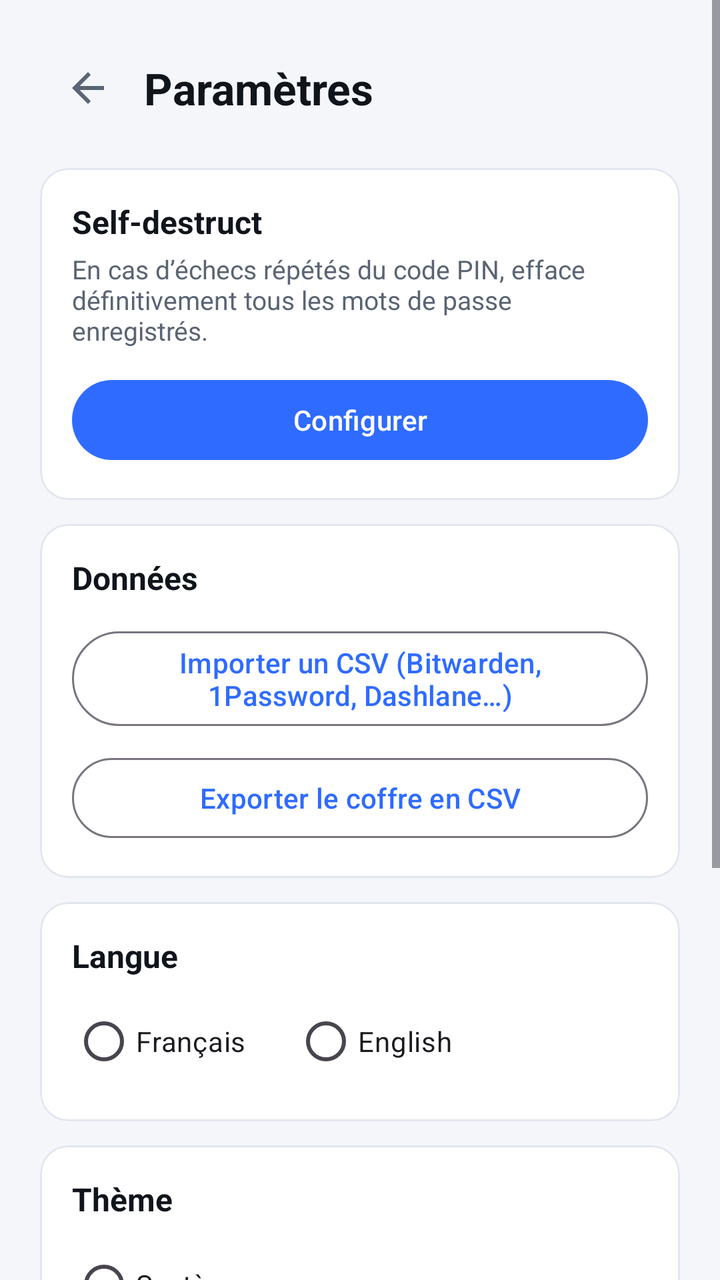
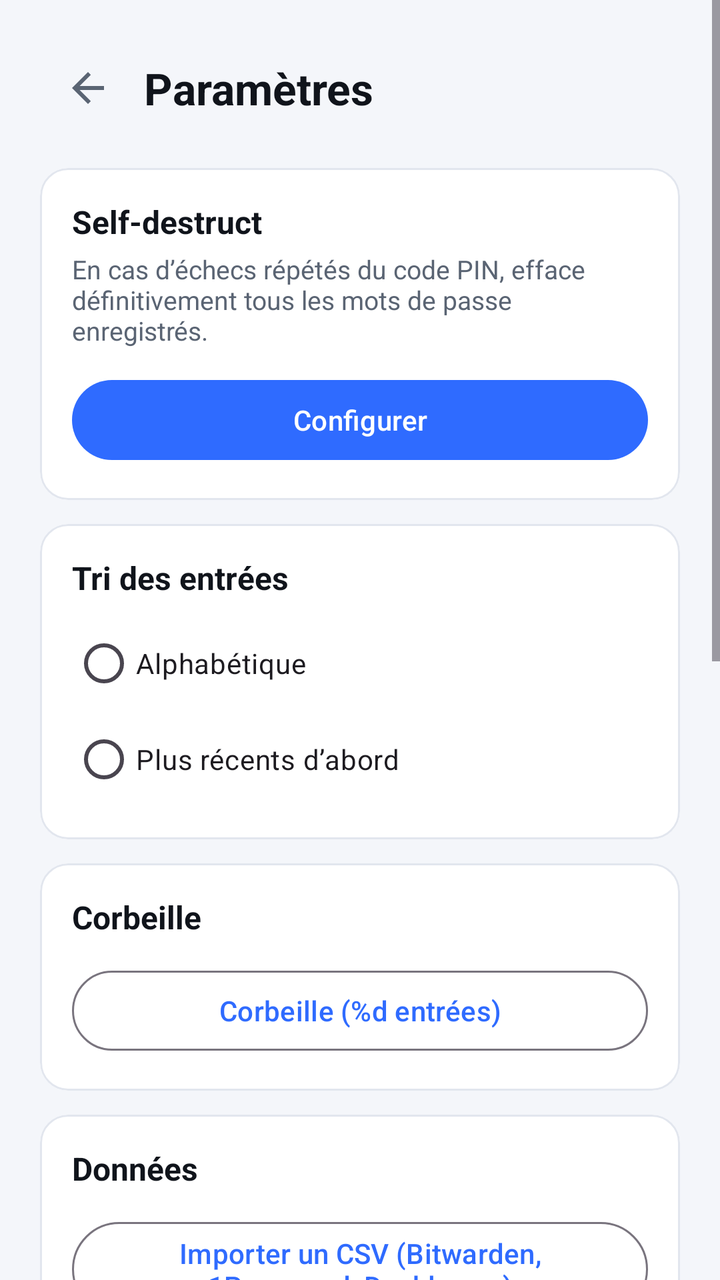

Screens rendered from an Android XML layout before and after an edit, with the pre-edit source and the edit as a unified diff.
<!-- AndroidManifest.xml: application theme Theme.PassVault -->
<!-- res/layout/activity_settings.xml -->
<?xml version="1.0" encoding="utf-8"?>
<ScrollView xmlns:android="http://schemas.android.com/apk/res/android"
    xmlns:app="http://schemas.android.com/apk/res-auto"
    android:layout_width="match_parent"
    android:layout_height="match_parent"
    android:background="@color/vault_bg"
    android:fitsSystemWindows="true">

    <LinearLayout
        android:layout_width="match_parent"
        android:layout_height="wrap_content"
        android:orientation="vertical"
        android:padding="20dp">

        <LinearLayout
            android:layout_width="match_parent"
            android:layout_height="wrap_content"
            android:gravity="center_vertical"
            android:orientation="horizontal">

            <ImageButton
                android:id="@+id/btnBack"
                style="@style/Widget.Material3.Button.IconButton"
                android:layout_width="48dp"
                android:layout_height="48dp"
                android:contentDescription="@string/action_cancel"
                android:src="@drawable/ic_back"
                app:tint="@color/vault_text_secondary" />

            <TextView
                android:layout_width="wrap_content"
                android:layout_height="wrap_content"
                android:layout_marginStart="4dp"
                android:text="@string/menu_settings"
                android:textColor="@color/vault_text_primary"
                android:textSize="22sp"
                android:textStyle="bold" />
        </LinearLayout>

        <com.google.android.material.card.MaterialCardView
            android:layout_width="match_parent"
            android:layout_height="wrap_content"
            android:layout_marginTop="16dp"
            app:cardBackgroundColor="@color/vault_card"
            app:cardCornerRadius="14dp"
            app:cardElevation="0dp"
            app:strokeColor="@color/vault_stroke"
            app:strokeWidth="1dp">

            <LinearLayout
                android:layout_width="match_parent"
                android:layout_height="wrap_content"
                android:orientation="vertical"
                android:padding="16dp">

                <TextView
                    android:layout_width="wrap_content"
                    android:layout_height="wrap_content"
                    android:text="@string/settings_self_destruct"
                    android:textColor="@color/vault_text_primary"
                    android:textSize="16sp"
                    android:textStyle="bold" />

                <TextView
                    android:layout_width="match_parent"
                    android:layout_height="wrap_content"
                    android:layout_marginTop="4dp"
                    android:text="@string/settings_self_destruct_desc"
                    android:textColor="@color/vault_text_secondary"
                    android:textSize="13sp" />

                <com.google.android.material.button.MaterialButton
                    android:id="@+id/btnSelfDestruct"
                    android:layout_width="match_parent"
                    android:layout_height="wrap_content"
                    android:layout_marginTop="12dp"
                    android:text="@string/settings_self_destruct_configure" />
            </LinearLayout>
        </com.google.android.material.card.MaterialCardView>

        <com.google.android.material.card.MaterialCardView
            android:layout_width="match_parent"
            android:layout_height="wrap_content"
            android:layout_marginTop="12dp"
            app:cardBackgroundColor="@color/vault_card"
            app:cardCornerRadius="14dp"
            app:cardElevation="0dp"
            app:strokeColor="@color/vault_stroke"
            app:strokeWidth="1dp">

            <LinearLayout
                android:layout_width="match_parent"
                android:layout_height="wrap_content"
                android:orientation="vertical"
                android:padding="16dp">

                <TextView
                    android:layout_width="wrap_content"
                    android:layout_height="wrap_content"
                    android:text="@string/settings_data"
                    android:textColor="@color/vault_text_primary"
                    android:textSize="16sp"
                    android:textStyle="bold" />

                <com.google.android.material.button.MaterialButton
                    android:id="@+id/btnImport"
                    style="@style/Widget.Material3.Button.OutlinedButton"
                    android:layout_width="match_parent"
                    android:layout_height="wrap_content"
                    android:layout_marginTop="12dp"
                    android:text="@string/settings_import" />

                <com.google.android.material.button.MaterialButton
                    android:id="@+id/btnExport"
                    style="@style/Widget.Material3.Button.OutlinedButton"
                    android:layout_width="match_parent"
                    android:layout_height="wrap_content"
                    android:layout_marginTop="8dp"
                    android:text="@string/settings_export" />
            </LinearLayout>
        </com.google.android.material.card.MaterialCardView>

        <com.google.android.material.card.MaterialCardView
            android:layout_width="match_parent"
            android:layout_height="wrap_content"
            android:layout_marginTop="12dp"
            app:cardBackgroundColor="@color/vault_card"
            app:cardCornerRadius="14dp"
            app:cardElevation="0dp"
            app:strokeColor="@color/vault_stroke"
            app:strokeWidth="1dp">

            <LinearLayout
                android:layout_width="match_parent"
                android:layout_height="wrap_content"
                android:orientation="vertical"
                android:padding="16dp">

                <TextView
                    android:layout_width="wrap_content"
                    android:layout_height="wrap_content"
                    android:text="@string/settings_language"
                    android:textColor="@color/vault_text_primary"
                    android:textSize="16sp"
                    android:textStyle="bold" />

                <RadioGroup
                    android:id="@+id/langGroup"
                    android:layout_width="match_parent"
                    android:layout_height="wrap_content"
                    android:layout_marginTop="8dp"
                    android:orientation="horizontal">

                    <RadioButton
                        android:id="@+id/langFr"
                        android:layout_width="wrap_content"
                        android:layout_height="wrap_content"
                        android:text="@string/lang_french" />

                    <RadioButton
                        android:id="@+id/langEn"
                        android:layout_width="wrap_content"
                        android:layout_height="wrap_content"
                        android:layout_marginStart="24dp"
                        android:text="@string/lang_english" />
                </RadioGroup>
            </LinearLayout>
        </com.google.android.material.card.MaterialCardView>

        <com.google.android.material.card.MaterialCardView
            android:layout_width="match_parent"
            android:layout_height="wrap_content"
            android:layout_marginTop="12dp"
            app:cardBackgroundColor="@color/vault_card"
            app:cardCornerRadius="14dp"
            app:cardElevation="0dp"
            app:strokeColor="@color/vault_stroke"
            app:strokeWidth="1dp">

            <LinearLayout
                android:layout_width="match_parent"
                android:layout_height="wrap_content"
                android:orientation="vertical"
                android:padding="16dp">

                <TextView
                    android:layout_width="wrap_content"
                    android:layout_height="wrap_content"
                    android:text="@string/settings_theme"
                    android:textColor="@color/vault_text_primary"
                    android:textSize="16sp"
                    android:textStyle="bold" />

                <RadioGroup
                    android:id="@+id/themeGroup"
                    android:layout_width="match_parent"
                    android:layout_height="wrap_content"
                    android:layout_marginTop="8dp">

                    <RadioButton
                        android:id="@+id/themeSystem"
                        android:layout_width="wrap_content"
                        android:layout_height="wrap_content"
                        android:text="@string/theme_system" />

                    <RadioButton
                        android:id="@+id/themeDark"
                        android:layout_width="wrap_content"
                        android:layout_height="wrap_content"
                        android:text="@string/theme_dark" />

                    <RadioButton
                        android:id="@+id/themeLight"
                        android:layout_width="wrap_content"
                        android:layout_height="wrap_content"
                        android:text="@string/theme_light" />
                </RadioGroup>
            </LinearLayout>
        </com.google.android.material.card.MaterialCardView>

        <com.google.android.material.card.MaterialCardView
            android:layout_width="match_parent"
            android:layout_height="wrap_content"
            android:layout_marginTop="12dp"
            android:layout_marginBottom="24dp"
            app:cardBackgroundColor="@color/vault_card"
            app:cardCornerRadius="14dp"
            app:cardElevation="0dp"
            app:strokeColor="@color/vault_stroke"
            app:strokeWidth="1dp">

            <LinearLayout
                android:layout_width="match_parent"
                android:layout_height="wrap_content"
                android:orientation="vertical"
                android:padding="16dp">

                <TextView
                    android:layout_width="wrap_content"
                    android:layout_height="wrap_content"
                    android:text="@string/settings_audit"
                    android:textColor="@color/vault_text_primary"
                    android:textSize="16sp"
                    android:textStyle="bold" />

                <com.google.android.material.materialswitch.MaterialSwitch
                    android:id="@+id/switchAudit"
                    android:layout_width="match_parent"
                    android:layout_height="wrap_content"
                    android:layout_marginTop="8dp"
                    android:text="@string/settings_audit_toggle"
                    android:textColor="@color/vault_text_secondary" />
            </LinearLayout>
        </com.google.android.material.card.MaterialCardView>
    </LinearLayout>
</ScrollView>
<!-- resources referenced by this layout -->
<resources>
  <color name="vault_bg">#F4F6FA</color>
  <color name="vault_card">#FFFFFF</color>
  <color name="vault_stroke">#E2E6EE</color>
  <color name="vault_text_primary">#10141B</color>
  <color name="vault_text_secondary">#5A6473</color>
  <!-- drawable ic_back (drawable) -->
  <vector xmlns:android="http://schemas.android.com/apk/res/android"
      android:width="24dp" android:height="24dp"
      android:viewportWidth="24" android:viewportHeight="24">
      <path android:fillColor="#FF000000" android:pathData="M20,11H7.83l5.59,-5.59L12,4l-8,8 8,8 1.41,-1.41L7.83,13H20v-2z"/>
  </vector>
  <string name="action_cancel">Annuler</string>
  <string name="lang_english">English</string>
  <string name="lang_french">Français</string>
  <string name="menu_settings">Paramètres</string>
  <string name="settings_audit">Audit du coffre</string>
  <string name="settings_audit_toggle">Afficher le tableau de bord (mots de passe faibles / réutilisés)</string>
  <string name="settings_data">Données</string>
  <string name="settings_export">Exporter le coffre en CSV</string>
  <string name="settings_import">Importer un CSV (Bitwarden, 1Password, Dashlane…)</string>
  <string name="settings_language">Langue</string>
  <string name="settings_self_destruct">Self-destruct</string>
  <string name="settings_self_destruct_configure">Configurer</string>
  <string name="settings_self_destruct_desc">En cas d\u2019échecs répétés du code PIN, efface définitivement tous les mots de passe enregistrés.</string>
  <string name="settings_theme">Thème</string>
  <string name="theme_dark">Sombre</string>
  <string name="theme_light">Clair</string>
  <string name="theme_system">Système</string>
  <style name="Theme.PassVault" parent="Base.Theme.PassVault" />
  <style name="Base.Theme.PassVault" parent="Theme.Material3.DayNight.NoActionBar">
          <item name="colorPrimary">@color/vault_accent</item>
          <item name="android:statusBarColor">@android:color/transparent</item>
          <item name="android:windowLightStatusBar">true</item>
      </style>
  <color name="vault_accent">#2F6BFF</color>
</resources>

<!-- the commit's change to res/layout/activity_settings.xml (unified diff, before → after) -->
@@ -97,6 +97,85 @@
                 <TextView
                     android:layout_width="wrap_content"
                     android:layout_height="wrap_content"
+                    android:text="@string/settings_sort"
+                    android:textColor="@color/vault_text_primary"
+                    android:textSize="16sp"
+                    android:textStyle="bold" />
+
+                <RadioGroup
+                    android:id="@+id/sortGroup"
+                    android:layout_width="match_parent"
+                    android:layout_height="wrap_content"
+                    android:layout_marginTop="8dp">
+
+                    <RadioButton
+                        android:id="@+id/sortAlpha"
+                        android:layout_width="wrap_content"
+                        android:layout_height="wrap_content"
+                        android:text="@string/settings_sort_alpha" />
+
+                    <RadioButton
+                        android:id="@+id/sortRecent"
+                        android:layout_width="wrap_content"
+                        android:layout_height="wrap_content"
+                        android:text="@string/settings_sort_recent" />
+                </RadioGroup>
+            </LinearLayout>
+        </com.google.android.material.card.MaterialCardView>
+
+        <com.google.android.material.card.MaterialCardView
+            android:layout_width="match_parent"
+            android:layout_height="wrap_content"
+            android:layout_marginTop="12dp"
+            app:cardBackgroundColor="@color/vault_card"
+            app:cardCornerRadius="14dp"
+            app:cardElevation="0dp"
+            app:strokeColor="@color/vault_stroke"
+            app:strokeWidth="1dp">
+
+            <LinearLayout
+                android:layout_width="match_parent"
+                android:layout_height="wrap_content"
+                android:orientation="vertical"
+                android:padding="16dp">
+
+                <TextView
+                    android:layout_width="wrap_content"
+                    android:layout_height="wrap_content"
+                    android:text="@string/settings_trash"
+                    android:textColor="@color/vault_text_primary"
+                    android:textSize="16sp"
+                    android:textStyle="bold" />
+
+                <com.google.android.material.button.MaterialButton
+                    android:id="@+id/btnTrash"
+                    style="@style/Widget.Material3.Button.OutlinedButton"
+                    android:layout_width="match_parent"
+                    android:layout_height="wrap_content"
+                    android:layout_marginTop="12dp"
+                    android:text="@string/trash_count" />
+            </LinearLayout>
+        </com.google.android.material.card.MaterialCardView>
+
+<com.google.android.material.card.MaterialCardView
+            android:layout_width="match_parent"
+            android:layout_height="wrap_content"
+            android:layout_marginTop="12dp"
+            app:cardBackgroundColor="@color/vault_card"
+            app:cardCornerRadius="14dp"
+            app:cardElevation="0dp"
+            app:strokeColor="@color/vault_stroke"
+            app:strokeWidth="1dp">
+
+            <LinearLayout
+                android:layout_width="match_parent"
+                android:layout_height="wrap_content"
+                android:orientation="vertical"
+                android:padding="16dp">
+
+                <TextView
+                    android:layout_width="wrap_content"
+                    android:layout_height="wrap_content"
                     android:text="@string/settings_data"
                     android:textColor="@color/vault_text_primary"
                     android:textSize="16sp"
<!-- resource entries referenced after the edit -->
@@ -24,10 +24,15 @@
   <string name="settings_self_destruct">Self-destruct</string>
   <string name="settings_self_destruct_configure">Configurer</string>
   <string name="settings_self_destruct_desc">En cas d\u2019échecs répétés du code PIN, efface définitivement tous les mots de passe enregistrés.</string>
+  <string name="settings_sort">Tri des entrées</string>
+  <string name="settings_sort_alpha">Alphabétique</string>
+  <string name="settings_sort_recent">Plus récents d\u2019abord</string>
   <string name="settings_theme">Thème</string>
+  <string name="settings_trash">Corbeille</string>
   <string name="theme_dark">Sombre</string>
   <string name="theme_light">Clair</string>
   <string name="theme_system">Système</string>
+  <string name="trash_count">Corbeille (%d entrées)</string>
   <style name="Theme.PassVault" parent="Base.Theme.PassVault" />
   <style name="Base.Theme.PassVault" parent="Theme.Material3.DayNight.NoActionBar">
           <item name="colorPrimary">@color/vault_accent</item>
